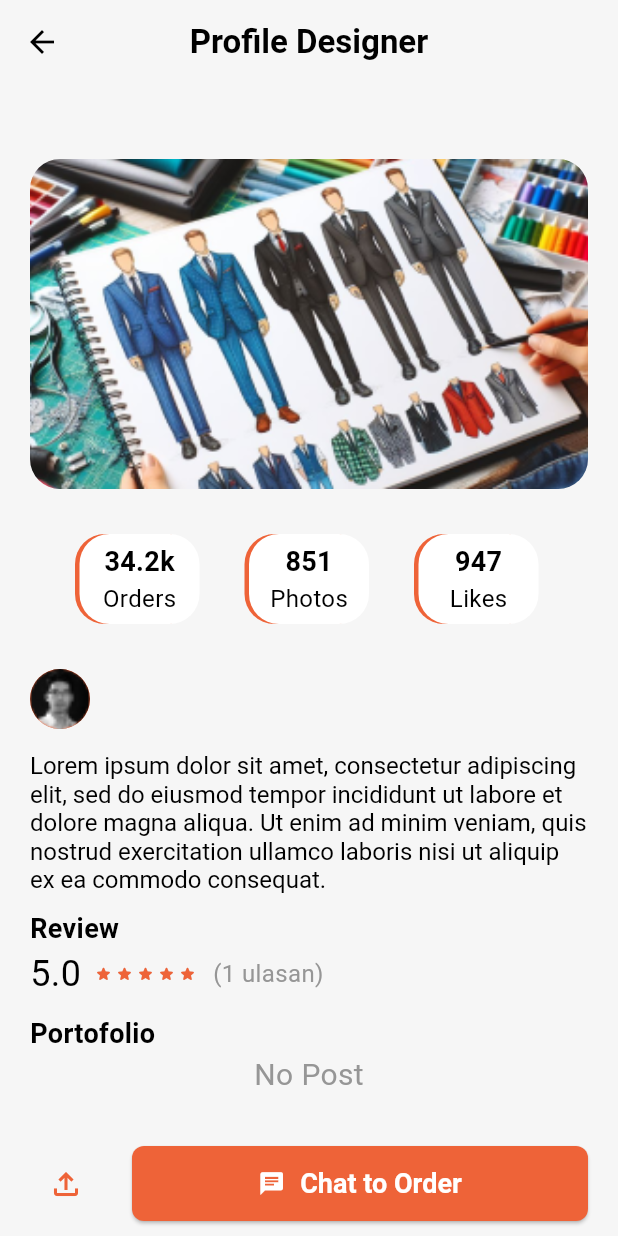
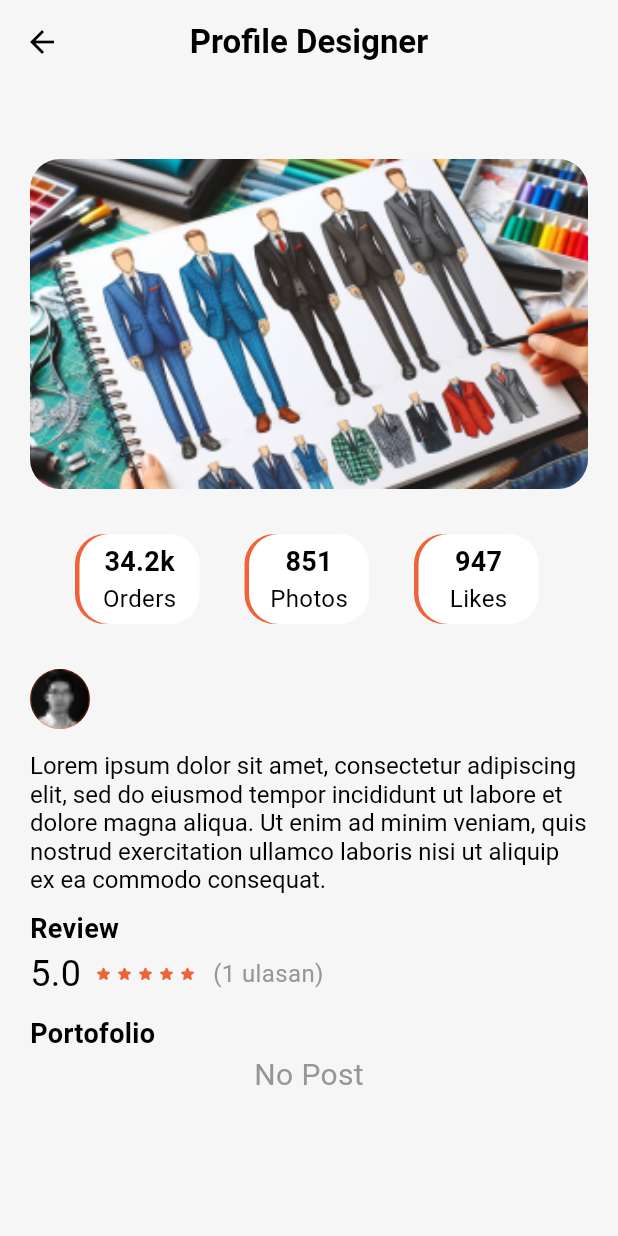
Before and after one commit to aryapras22/UpStyleApp, a Flutter app: the ProfileDetail screen opened directly with empty values, on a phone screen of 412 x 824 dp. Run offline on Flutter 3.47's test engine with Material 3 defaults, Android fonts, the phone set to English and light mode, and no system bars; drawn by our look-alikes of flutter_rating_stars; our stand-ins replace cloud_firestore, dotted_border, firebase_auth, firebase_core, firebase_storage, flutter_chat_types and 5 more; missing offline and left inert: firebase_app_check, flutter_firebase_chat_core; accounts and stored records are empty; Roboto replaces fonts that are missing (ProductSansMedium).

Commit message:
Fix stretched loading screen on chat button, fix end posts get covered by the bottom sheet, chat is now role compliant

```diff
--- a/lib/screen/home/profile_detail.dart
+++ b/lib/screen/home/profile_detail.dart
@@ -3,35 +3,41 @@
 import 'package:flutter/material.dart';
 import 'package:flutter_chat_types/flutter_chat_types.dart' as types;
 import 'package:flutter_rating_stars/flutter_rating_stars.dart';
+import 'package:flutter_riverpod/flutter_riverpod.dart';
+import 'package:upstyleapp/model/user_model.dart';
+import 'package:upstyleapp/providers/auth_providers.dart';
 import 'package:upstyleapp/screen/chat/chat_page.dart';
 import 'package:upstyleapp/services/auth_services.dart';
 import 'package:upstyleapp/services/chat_service.dart';
 import 'package:upstyleapp/services/post_service.dart';
 import 'package:upstyleapp/widgets/post_card.dart';
 
-class ProfileDetail extends StatefulWidget {
+class ProfileDetail extends ConsumerStatefulWidget {
   final String userId;
 
   const ProfileDetail({super.key, required this.userId});
 
   @override
-  State<ProfileDetail> createState() => _ProfileDetailState();
+  ConsumerState<ProfileDetail> createState() => _ProfileDetailState();
 }
 
-class _ProfileDetailState extends State<ProfileDetail> {
+class _ProfileDetailState extends ConsumerState<ProfileDetail> {
   ChatService chatService = ChatService();
   AuthServices authServices = AuthServices();
   PostService postService = PostService();
   bool isLoading = false;
 
-  String name = '';
+  String otherName = '';
+  UserModel? user;
   types.User? otherUser;
+  String otherRole = '';
 
   void getUser() async {
     await postService.getUserData(widget.userId).then((value) {
       setState(() {
-        name = value['name'];
-        otherUser = types.User(id: widget.userId, firstName: name);
+        otherName = value['name'];
+        otherUser = types.User(id: widget.userId, firstName: otherName);
+        otherRole = value['role'];
       });
     });
   }
@@ -100,14 +106,16 @@ class _ProfileDetailState extends State<ProfileDetail> {
   @override
   Widget build(BuildContext context) {
     final PostService _postService = PostService();
-
+    user = ref.watch(userProfileProvider);
+    print('${user!.role} vs $otherRole');
     return Scaffold(
       backgroundColor: Theme.of(context).colorScheme.surface,
       appBar: AppBar(
         title: Text('Profile Designer'),
         centerTitle: true,
       ),
-      bottomSheet: Row(
+      bottomSheet: user!.role != otherRole
+          ? Row(
               children: [
                 Padding(
                   padding: EdgeInsets.only(left: 20.0),
@@ -121,7 +129,8 @@ class _ProfileDetailState extends State<ProfileDetail> {
                 ),
                 Expanded(
                   child: Padding(
-              padding: EdgeInsets.symmetric(horizontal: 20.0, vertical: 10.0),
+                    padding:
+                        EdgeInsets.symmetric(horizontal: 20.0, vertical: 10.0),
                     child: ElevatedButton(
                       onPressed: !isLoading
                           ? () {
@@ -150,7 +159,6 @@ class _ProfileDetailState extends State<ProfileDetail> {
                                     size: 18.0,
                                   ),
                                 ),
-
                                 Text(
                                   "Chat to Order",
                                   style: TextStyle(
@@ -161,16 +169,20 @@ class _ProfileDetailState extends State<ProfileDetail> {
                               ],
                             )
                           : Center(
+                              child: SizedBox(
+                                height: 20.0,
+                                width: 20.0,
                                 child: const CircularProgressIndicator(
                                   color: Colors.white,
-
+                                ),
                               ),
                             ),
                     ),
                   ),
                 ),
               ],
-      ),
+            )
+          : null,
       body: Padding(
         padding: EdgeInsets.symmetric(horizontal: 20.0),
         child: ListView(
@@ -211,7 +223,7 @@ class _ProfileDetailState extends State<ProfileDetail> {
                   ),
                   SizedBox(width: 10),
                   Text(
-                    name,
+                    otherName,
                     style: TextStyle(
                       color: Colors.black,
                       fontSize: 18.0,
@@ -316,6 +328,7 @@ class _ProfileDetailState extends State<ProfileDetail> {
                           post: post.data(),
                           isHome: false,
                         ),
+                      SizedBox(height: 50.0)
                     ],
                   );
                 }
```
Lines whose indentation alone changed are shown as unchanged.
